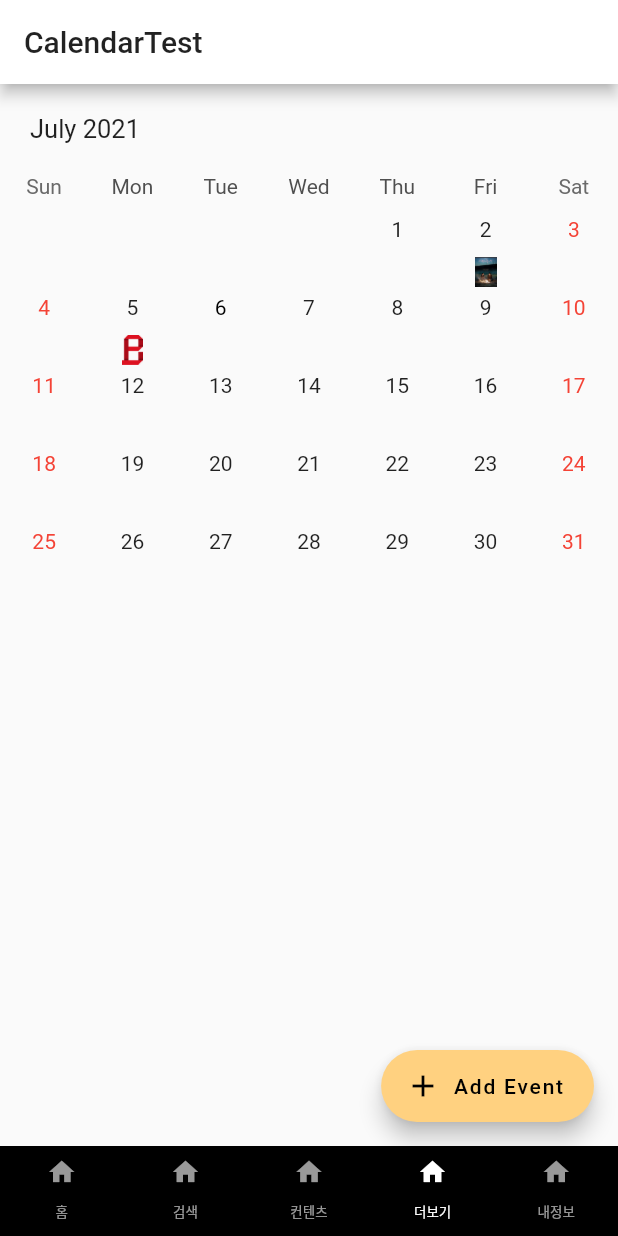
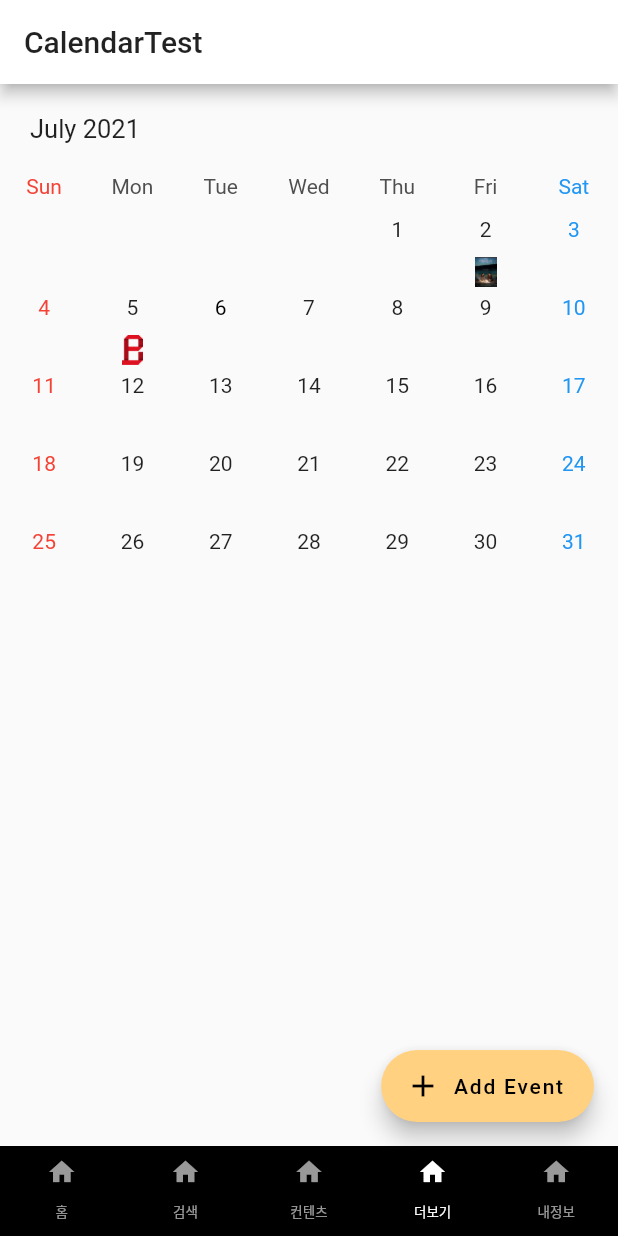
Before and after one commit to L2quid/study, a Flutter app: the screen it shows after launch, item 4 of the bottom bar chosen, on a phone screen of 412 x 824 dp. Run offline on Flutter 3.47's test engine with Material 2 defaults, Android fonts, the phone set to English and light mode, and no system bars; drawn by our look-alikes of table_calendar; our stand-ins replace carousel_slider, flutter_form_builder; network calls fail.

Commit message:
캘린더 색 적용

```diff
--- a/flutter/lib/widget/tabelCalendar.dart
+++ b/flutter/lib/widget/tabelCalendar.dart
@@ -30,7 +30,7 @@ class _CalendarState extends State<CalTest> {
     selectedEvents = {
       DateTime.utc(2021, 7, 5): [
         Event(title: 'asdasd', id: 1, display: 1),
-        Event(title: 'dasd', id: 2, display: 2)
+        Event(title: 'dasd', id: 2, display: 0)
       ],
       DateTime.utc(2021, 7, 2): [Event(title: 'asd', id: 2, display: 1)],
       DateTime.utc(2021, 6, 28): [Event(title: 'asd', id: 1, display: 1)],
@@ -94,6 +94,38 @@ class _CalendarState extends State<CalTest> {
                     return Container();
                   }
                 },
+                defaultBuilder: (context, date, events) {
+                  if (date.weekday == 6) {
+                    return Container(
+                        margin: const EdgeInsets.only(bottom: 10),
+                        alignment: Alignment.center,
+                        child: Text(
+                          date.day.toString(),
+                          style: TextStyle(color: Colors.blue),
+                        ));
+                  } else {
+                    return null;
+                  }
+                },
+                dowBuilder: (context,date){
+                  if (date.weekday==DateTime.saturday){
+                    return Center(
+                      child: Text(
+                        'Sat',
+                        style: TextStyle(color: Colors.blue),
+                      ),
+                    );
+                  }else if (date.weekday==DateTime.sunday){
+                    return Center(
+                      child: Text(
+                        'Sun',
+                        style: TextStyle(color: Colors.red),
+                      ),
+                    );
+                  }{
+                    return null;
+                  }
+                },
               ),
 
               eventLoader: _getEventsfromDay,
@@ -103,7 +135,7 @@ class _CalendarState extends State<CalTest> {
                 outsideDaysVisible: false,
                 cellMargin: EdgeInsets.only(bottom: 10),
                 markersAnchor: 2,
-                canMarkersOverflow :true,
+                canMarkersOverflow: true,
                 isTodayHighlighted: true,
                 selectedDecoration: BoxDecoration(
                   shape: BoxShape.rectangle,
```
